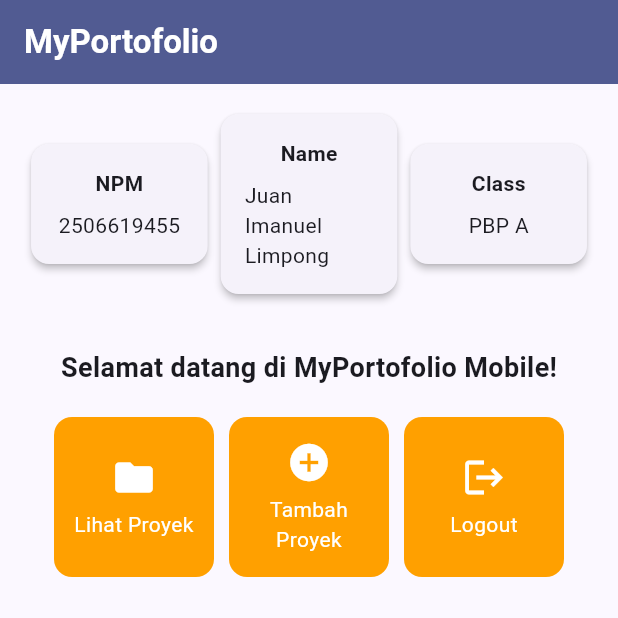
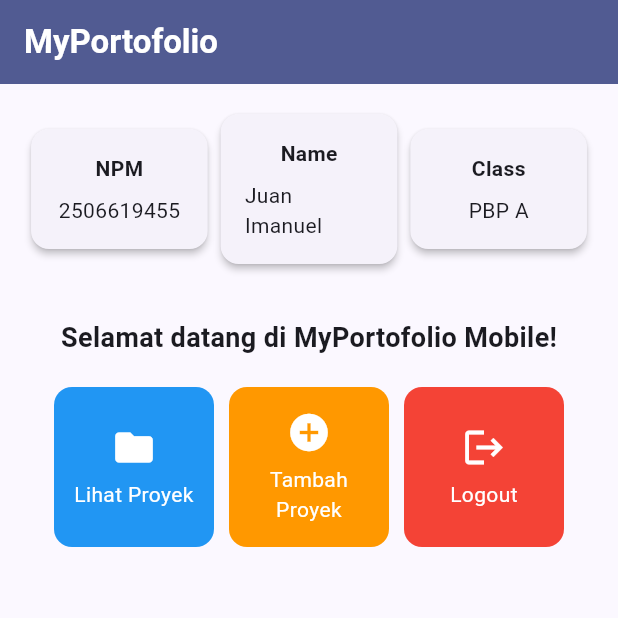
Before and after one commit to imanuelo/myportofolio_mobile, a Flutter app: the screen it shows after launch, on a phone screen of 412 x 824 dp, the top half of it. Run offline on Flutter 3.47's test engine with Material 3 defaults, Android fonts, the phone set to English and light mode, and no system bars.

Commit message:
Tugas 07: Basic Flutter

```diff
--- a/lib/menu.dart
+++ b/lib/menu.dart
@@ -4,13 +4,13 @@ class MyHomePage extends StatelessWidget {
   MyHomePage({super.key});
 
   final String npm = "2506619455";
-  final String nama = "Juan Imanuel Limpong";
+  final String nama = "Juan Imanuel";
   final String kelas = "PBP A";
 
   final List<ItemHomePage> items = [
-    ItemHomePage("Lihat Proyek", Icons.folder),
-    ItemHomePage("Tambah Proyek", Icons.add_circle),
-    ItemHomePage("Logout", Icons.logout),
+    ItemHomePage("Lihat Proyek", Icons.folder, Colors.blue),
+    ItemHomePage("Tambah Proyek", Icons.add_circle, Colors.orange),
+    ItemHomePage("Logout", Icons.logout, Colors.red),
   ];
 
   @override
@@ -19,10 +19,7 @@ class MyHomePage extends StatelessWidget {
       appBar: AppBar(
         title: const Text(
           'MyPortofolio',
-          style: TextStyle(
-            color: Colors.white,
-            fontWeight: FontWeight.bold,
-          ),
+          style: TextStyle(color: Colors.white, fontWeight: FontWeight.bold),
         ),
         backgroundColor: Theme.of(context).colorScheme.primary,
       ),
@@ -53,7 +50,7 @@ class MyHomePage extends StatelessWidget {
                         fontWeight: FontWeight.bold,
                         fontSize: 18.0,
                       ),
-                    )
+                    ),
                   ),
 
                   GridView.count(
@@ -105,8 +102,9 @@ class InfoCard extends StatelessWidget {
 class ItemHomePage {
   final String name;
   final IconData icon;
+  final Color color;
 
-  ItemHomePage(this.name, this.icon);
+  ItemHomePage(this.name, this.icon, this.color);
 }
 
 class ItemCard extends StatelessWidget {
@@ -117,7 +115,7 @@ class ItemCard extends StatelessWidget {
   @override
   Widget build(BuildContext context) {
     return Material(
-      color: Theme.of(context).colorScheme.secondary,
+      color: item.color,
       borderRadius: BorderRadius.circular(12),
       child: InkWell(
         onTap: () {
```
Also changed, not shown: 1 other file.
